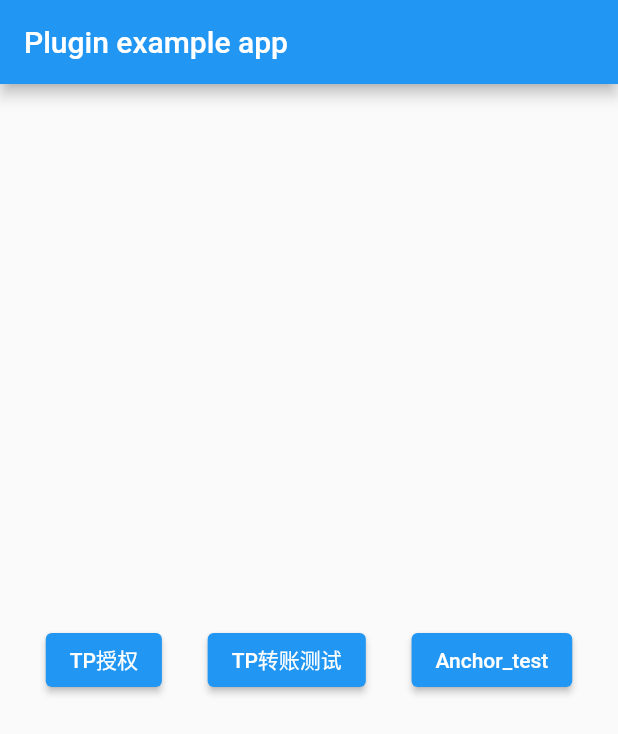
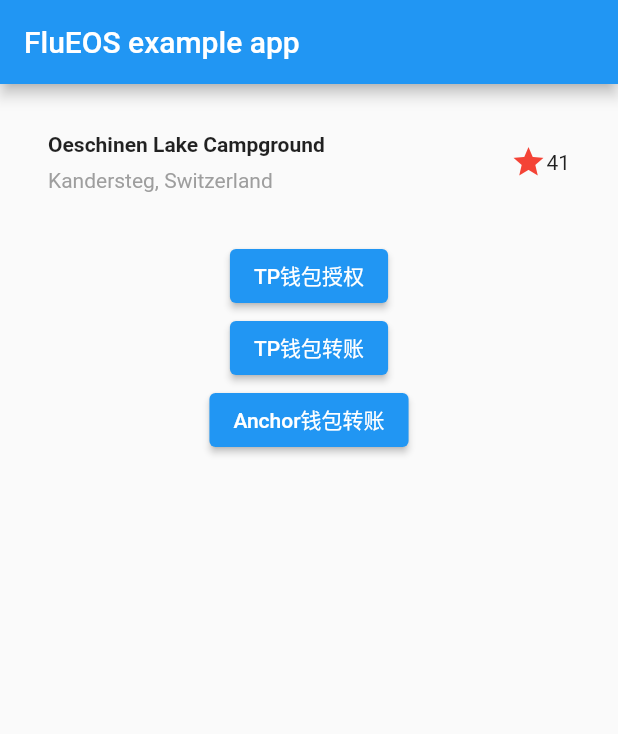
Before and after one commit to chencore/flueos, a Flutter app: the screen it shows after launch, on a phone screen of 412 x 824 dp. Shown: the top 734 px of the screen. Run offline on Flutter 3.47's test engine with Material 2 defaults, Android fonts, the phone set to English and light mode, and no system bars; missing offline and left inert: dart_esr.

Commit message:
编译配置修改

```diff
--- a/example/lib/main.dart
+++ b/example/lib/main.dart
@@ -50,26 +50,26 @@ class _MyAppState extends State<MyApp> implements TPListener {
   @override
   Widget build(BuildContext context) {
     return MaterialApp(
-        home: Scaffold(
-      appBar: AppBar(
-        title: const Text('Plugin example app'),
-      ),
-      body: Center(
-        child: Row(
-          mainAxisAlignment: MainAxisAlignment.spaceEvenly,
+      home: Scaffold(
+        appBar: AppBar(
+          title: const Text('FluEOS example app'),
+        ),
+        body: Column(
+          //mainAxisAlignment: MainAxisAlignment.spaceEvenly,
           children: <Widget>[
+            buildTitleSection(context),
             ElevatedButton(
               onPressed: () async {
                 await TpFlutterPlugin.authorize("授权");
               },
-              child: const Text('TP授权'),
+              child: const Text('TP钱包授权'),
             ),
             ElevatedButton(
               onPressed: () async {
                 await TpFlutterPlugin.transfer("edenbettest1", "edenbettest2",
                     "eos.io", "EOS", "0.001", "testaab");
               },
-              child: const Text('TP转账测试'),
+              child: const Text('TP钱包转账'),
             ),
             ElevatedButton(
               onPressed: () async {
@@ -95,12 +95,52 @@ class _MyAppState extends State<MyApp> implements TPListener {
 
                 var encoded = await esr.encodeTransaction(transaction);
               },
-              child: const Text('Anchor_test'),
+              child: const Text('Anchor钱包转账'),
             )
           ],
         ),
       ),
-    ));
+    );
+  }
+
+  Widget buildTitleSection(BuildContext context) {
+    return Container(
+      padding: const EdgeInsets.all(32),
+      child: Row(
+        children: [
+          Expanded(
+            /*1*/
+            child: Column(
+              crossAxisAlignment: CrossAxisAlignment.start,
+              children: [
+                /*2*/
+                Container(
+                  padding: const EdgeInsets.only(bottom: 8),
+                  child: const Text(
+                    'Oeschinen Lake Campground',
+                    style: TextStyle(
+                      fontWeight: FontWeight.bold,
+                    ),
+                  ),
+                ),
+                Text(
+                  'Kandersteg, Switzerland',
+                  style: TextStyle(
+                    color: Colors.grey[500],
+                  ),
+                ),
+              ],
+            ),
+          ),
+          /*3*/
+          Icon(
+            Icons.star,
+            color: Colors.red[500],
+          ),
+          const Text('41'),
+        ],
+      ),
+    );
   }
 
   @override
--- a/example/pubspec.yaml
+++ b/example/pubspec.yaml
@@ -17,6 +17,7 @@ environment:
 dependencies:
   flutter:
     sdk: flutter
+#  get: ^4.5.1
 
   eos_flutter_plugin:
     # When depending on this package from a real application you should use:
--- a/pubspec.yaml
+++ b/pubspec.yaml
@@ -4,7 +4,7 @@ version: 0.0.1
 homepage: https://github.com/chencore/flueos.git
 
 environment:
-  sdk: ">=2.16.2 <3.0.0"
+  sdk: ">=2.12.0 <3.0.0"
   flutter: ">=2.5.0"
 
 dependencies:
```
Also changed, not shown: example/pubspec.lock, 1 other file.
